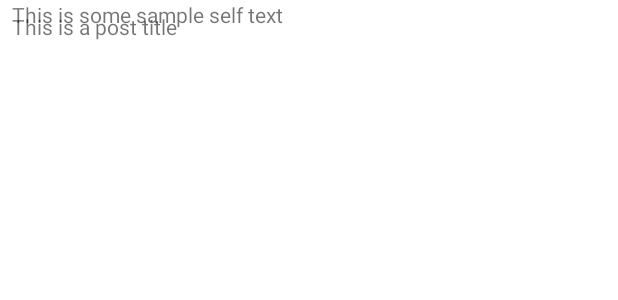
After one commit to cbruegg/red-toy, an Android app: the layout row_full_self_post.xml on its own in the app's theme, with its tools: preview values and no code run, on a phone screen of 412 x 824 dp. The commit adds this screen. Shown: the top 300 px of the screen. Run offline under Robolectric (Android 15) with nearby library versions, the phone set to English and light mode, and no system bars.

Commit message:
Add basic PostFragment

```diff
--- a/app/build.gradle
+++ b/app/build.gradle
@@ -4,6 +4,7 @@ plugins {
     id 'kotlin-kapt'
     id 'com.google.devtools.ksp' version '1.7.0-1.0.6'
     id 'com.google.dagger.hilt.android'
+    id 'androidx.navigation.safeargs.kotlin'
 }
 
 android {
@@ -61,7 +62,9 @@ dependencies {
 
     implementation 'com.squareup.retrofit2:retrofit:2.9.0'
     implementation 'com.squareup.retrofit2:converter-moshi:2.9.0'
+    implementation 'com.squareup.retrofit2:converter-moshi:2.9.0'
     implementation 'com.squareup.moshi:moshi-kotlin:1.13.0'
+    implementation 'com.squareup.moshi:moshi-adapters:1.13.0'
     ksp 'com.squareup.moshi:moshi-kotlin-codegen:1.13.0'
 
     implementation 'com.google.dagger:hilt-android:2.43'
--- a/app/src/main/java/com/cbruegg/redtoy/posts/PostAdapter.kt
+++ b/app/src/main/java/com/cbruegg/redtoy/posts/PostAdapter.kt
@@ -7,14 +7,16 @@ import androidx.recyclerview.widget.RecyclerView.ViewHolder
 import com.cbruegg.redtoy.databinding.RowPostBinding
 import com.cbruegg.redtoy.net.Post
 
-class PostAdapter(var posts: List<Post>): RecyclerView.Adapter<PostViewHolder>() {
+class PostAdapter(var posts: List<Post>, val onPostClicked: (Post) -> Unit): RecyclerView.Adapter<PostViewHolder>() {
     override fun onCreateViewHolder(parent: ViewGroup, viewType: Int): PostViewHolder {
         val binding = RowPostBinding.inflate(LayoutInflater.from(parent.context), parent, false)
         return PostViewHolder(binding)
     }
 
     override fun onBindViewHolder(holder: PostViewHolder, position: Int) {
-        holder.binding.postTitle.text = posts[position].title
+        val post = posts[position]
+        holder.binding.postTitle.text = post.title
+        holder.binding.root.setOnClickListener { onPostClicked(post) }
     }
 
     override fun getItemCount() = posts.size
--- /dev/null
+++ b/app/src/main/res/layout/row_full_self_post.xml
@@ -0,0 +1,30 @@
+<?xml version="1.0" encoding="utf-8"?>
+<androidx.constraintlayout.widget.ConstraintLayout xmlns:android="http://schemas.android.com/apk/res/android"
+    xmlns:app="http://schemas.android.com/apk/res-auto"
+    xmlns:tools="http://schemas.android.com/tools"
+    android:layout_width="match_parent"
+    android:layout_height="wrap_content">
+
+    <TextView
+        android:id="@+id/selfPostTitle"
+        android:layout_width="0dp"
+        android:layout_height="wrap_content"
+        android:layout_marginStart="8dp"
+        android:layout_marginTop="8dp"
+        android:layout_marginEnd="8dp"
+        app:layout_constraintEnd_toEndOf="parent"
+        app:layout_constraintStart_toStartOf="parent"
+        app:layout_constraintTop_toTopOf="parent"
+        tools:text="This is a post title" />
+
+    <TextView
+        android:id="@+id/selfPostText"
+        android:layout_width="0dp"
+        android:layout_height="wrap_content"
+        android:layout_marginStart="8dp"
+        android:layout_marginEnd="8dp"
+        app:layout_constraintEnd_toEndOf="parent"
+        app:layout_constraintStart_toStartOf="parent"
+        app:layout_constraintTop_toBottomOf="@+id/commentAuthor"
+        tools:text="This is some sample self text" />
+</androidx.constraintlayout.widget.ConstraintLayout>
--- a/build.gradle
+++ b/build.gradle
@@ -2,8 +2,12 @@
 buildscript {
     repositories {
         mavenCentral()
+        google()
     }
     dependencies {
+        def nav_version = "2.5.0"
+        classpath "androidx.navigation:navigation-safe-args-gradle-plugin:$nav_version"
+
         classpath 'com.google.dagger:hilt-android-gradle-plugin:2.43'
     }
 }
```
Also changed, not shown: app/src/main/java/com/cbruegg/redtoy/net/NetModule.kt (+14 -2 lines), app/src/main/java/com/cbruegg/redtoy/net/RedditService.kt (+13 -8 lines), app/src/main/java/com/cbruegg/redtoy/net/SimplifiedRedditService.kt (+8 -5 lines), app/src/main/java/com/cbruegg/redtoy/post/PostContentAdapter.kt (added, +59 -0 lines), app/src/main/java/com/cbruegg/redtoy/post/PostFragment.kt (added, +70 -0 lines), app/src/main/java/com/cbruegg/redtoy/post/PostViewModel.kt (added, +38 -0 lines), app/src/main/java/com/cbruegg/redtoy/posts/PostsFragment.kt (+6 -2 lines), app/src/main/res/layout/fragment_post.xml (added, +20 -0 lines), app/src/main/res/layout/row_comment.xml (added, +30 -0 lines), app/src/main/res/navigation/nav_graph.xml (+13 -1 lines).
